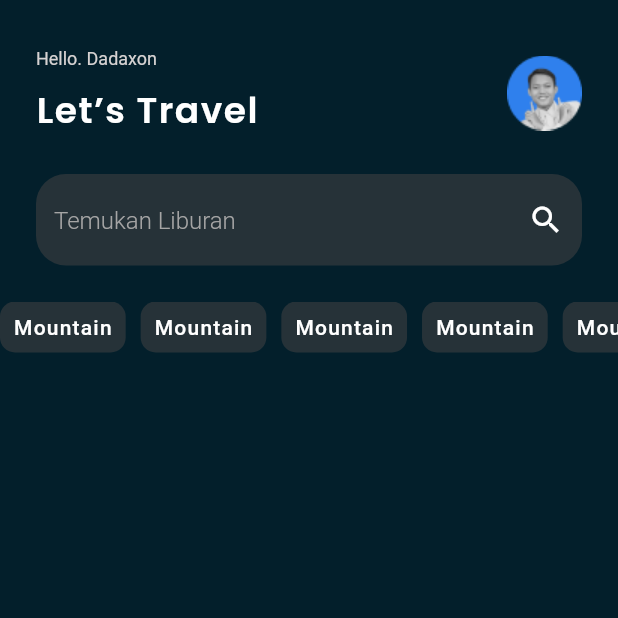
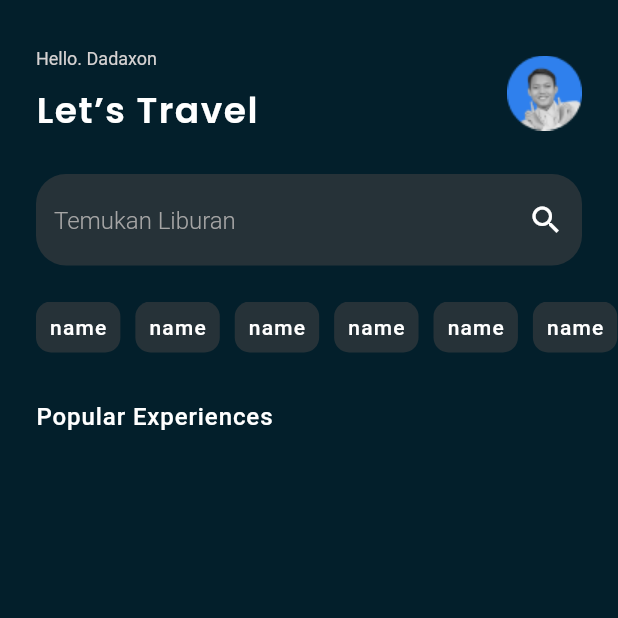
Before and after one commit to dadaxon0019/Travelling-App, a Flutter app: the screen it shows after launch, on a phone screen of 412 x 824 dp, the top half of it. Run offline on Flutter 3.47's test engine with Material 2 defaults, Android fonts, the phone set to English and light mode, and no system bars; our stand-ins replace google_fonts.

```diff
--- a/lib/screens/homePage.dart
+++ b/lib/screens/homePage.dart
@@ -56,6 +56,7 @@ class _HomePageState extends State<HomePage> {
             ),
           ),
          Container(
+           padding: EdgeInsets.only(left: 24),
            height: 35,
            child: ListView(
              scrollDirection: Axis.horizontal,
@@ -68,6 +69,24 @@ class _HomePageState extends State<HomePage> {
              ),]
            ),
          ),
+          SizedBox(height: 32,),
+          Padding(
+            padding: const EdgeInsets.only(left: 24),
+            child: Row(
+              children: [
+                Text(
+                  'Popular Experiences',
+                  style: TextStyle(
+                    color: Colors.white,
+                    fontSize: 16,
+                    fontWeight: FontWeight.w500,
+                    letterSpacing: 0.6
+                  ),
+                ),
+              ],
+            ),
+          ),
+
         ],
       ),
     );
--- a/lib/widgets/slider.dart
+++ b/lib/widgets/slider.dart
@@ -5,8 +5,17 @@ class ListItem extends StatefulWidget {
   @override
   State<StatefulWidget> createState() => new _ItemView();
 }
+class trips{
+  final name;
+  trips({this.name});
+}
+
 class _ItemView extends State<ListItem>{
   bool isFavorite = true;
+
+
+
+
   @override
   Widget build(BuildContext context) {
     return
@@ -28,8 +37,7 @@ class _ItemView extends State<ListItem>{
                ),
                child: Padding(
                  padding: const EdgeInsets.all(9),
-                 child: Text(
-                   'Mountain',
+                 child: Text('name',
                    style: TextStyle(
                        color: isFavorite ? Colors.white : Color(0xff263238),
                        fontSize: 14,
```
Also changed, not shown: lib/widgets/imagesSlider.dart (added).
